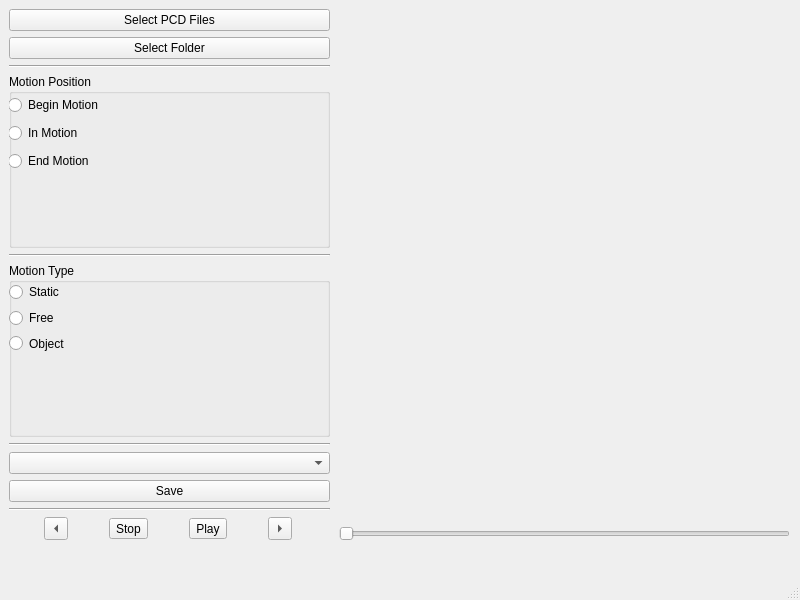
This is apps/src/pcd_video_player/pcd_video_player.ui in SebastienDucatteeuw/pcl as Qt 5 draws it before an edit. The edited form follows.
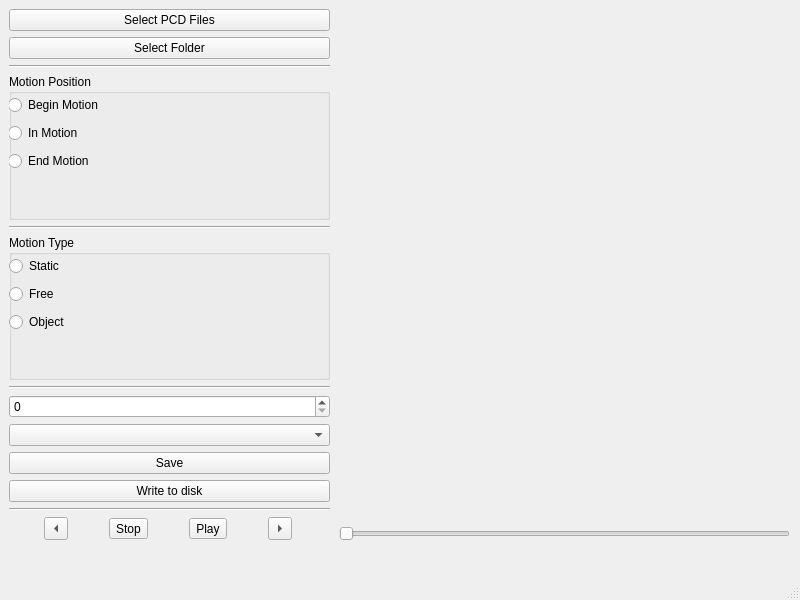
This is the edited form. Custom widgets are drawn as their Qt base class.

Commit message: Finished MHMC_editor

```diff
--- a/apps/src/pcd_video_player/pcd_video_player.ui
+++ b/apps/src/pcd_video_player/pcd_video_player.ui
@@ -125,7 +125,7 @@
           <x>0</x>
           <y>19</y>
           <width>321</width>
-          <height>71</height>
+          <height>80</height>
          </rect>
         </property>
         <layout class="QVBoxLayout" name="verticalLayout_4">
@@ -164,6 +164,13 @@
        </property>
       </widget>
      </item>
+     <item>
+      <widget class="QSpinBox" name="bodyPartsBox">
+       <property name="maximum">
+        <number>32</number>
+       </property>
+      </widget>
+     </item>
      <item>
       <widget class="QComboBox" name="motionTypeBox"/>
      </item>
@@ -174,6 +181,13 @@
        </property>
       </widget>
      </item>
+     <item>
+      <widget class="QPushButton" name="writeButton">
+       <property name="text">
+        <string>Write to disk</string>
+       </property>
+      </widget>
+     </item>
      <item>
       <widget class="Line" name="line_3">
        <property name="orientation">
```
The commit also changes 2 other files.
